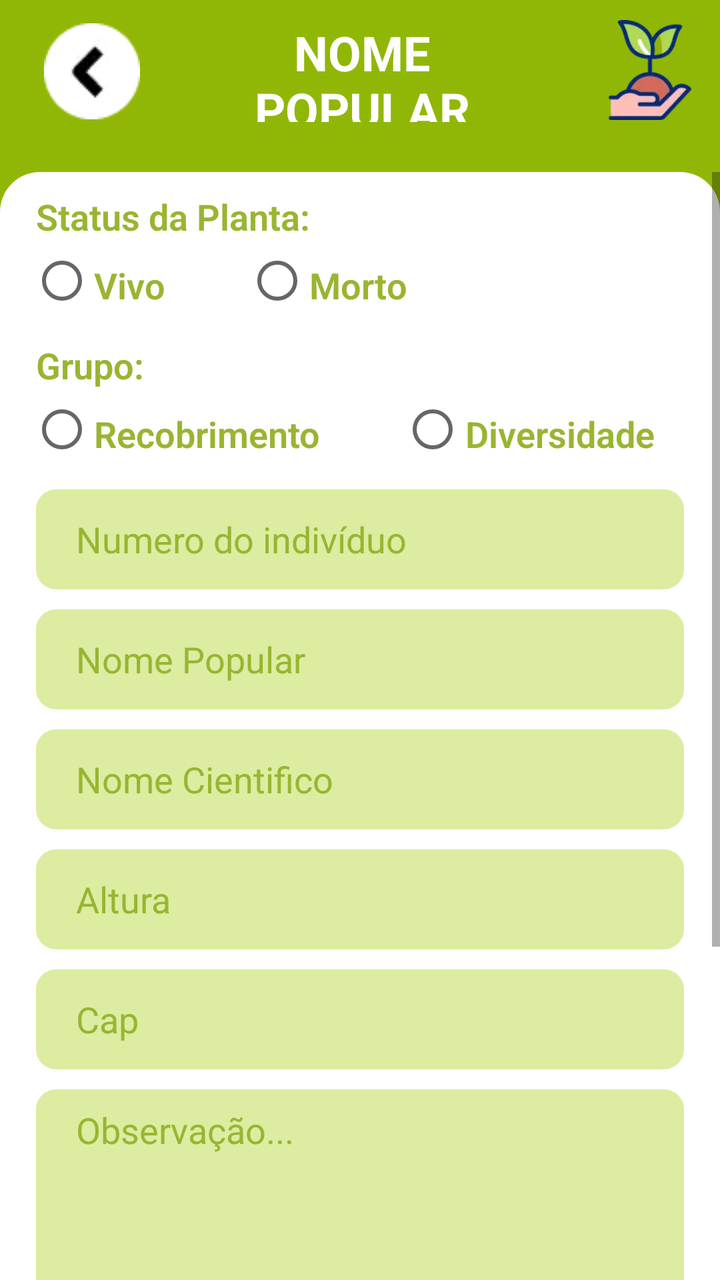
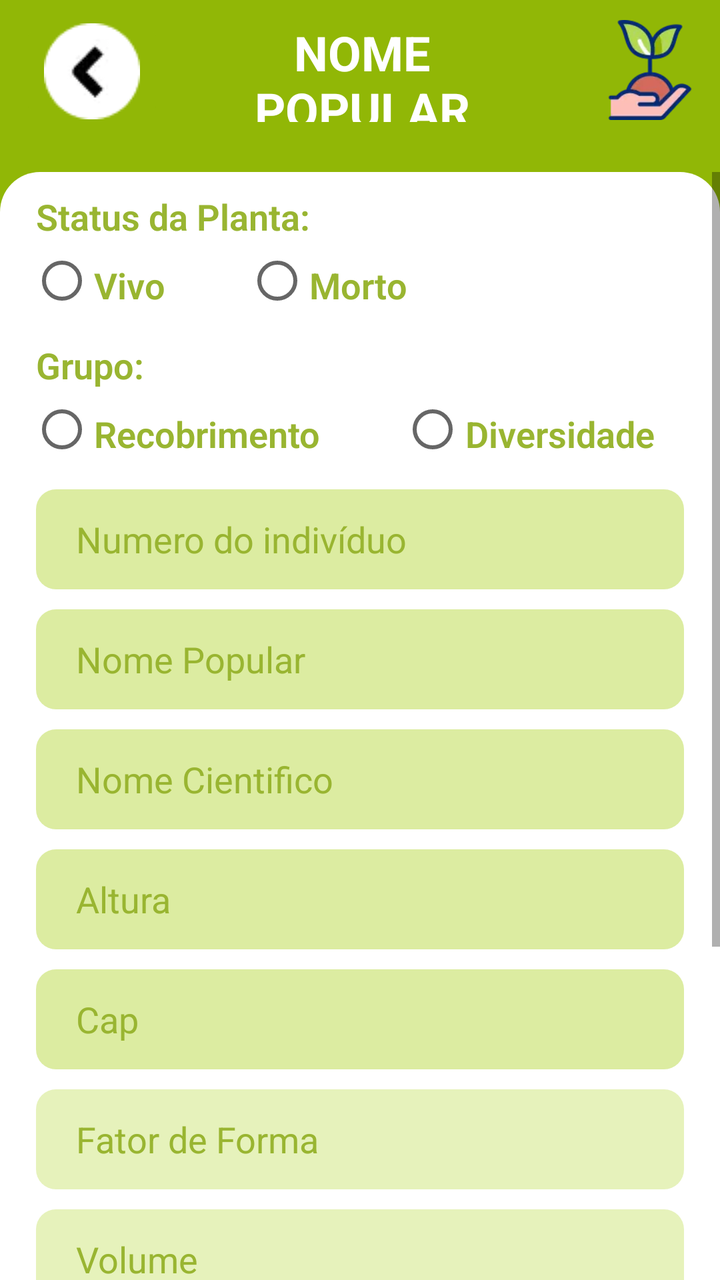

An Android layout rendered at two revisions. The XML below is the earlier revision; the diff shows what the commit changed to produce the second picture.
<!-- AndroidManifest.xml: application theme Theme.AnalyTree_Plus -->
<!-- res/layout/activity_view_seedling.xml -->
<?xml version="1.0" encoding="utf-8"?>
<LinearLayout xmlns:android="http://schemas.android.com/apk/res/android"
    xmlns:app="http://schemas.android.com/apk/res-auto"
    xmlns:tools="http://schemas.android.com/tools"
    android:id="@+id/main"
    android:layout_width="match_parent"
    android:layout_height="match_parent"
    android:background="@color/green_700"
    android:orientation="vertical"
    tools:context=".view.MainActivity">

    <LinearLayout
        android:layout_width="match_parent"
        android:layout_height="wrap_content"
        android:layout_gravity="center"
        android:orientation="horizontal">


        <ImageButton
            android:id="@+id/btnBackScreenSeedlingView"
            android:layout_width="72dp"
            android:layout_height="match_parent"
            android:backgroundTint="@color/green_700"
            android:layout_marginRight="10dp"
            android:layout_marginLeft="10dp"
            android:layout_marginTop="10dp"
            app:srcCompat="@drawable/back_button_icon" />

        <TextView
            android:id="@+id/txtTitleMainView"
            android:layout_width="match_parent"
            android:layout_height="51dp"
            android:layout_marginTop="10dp"
            android:layout_marginRight="20dp"
            android:layout_weight="1"
            android:gravity="center"
            android:maxLength="13"
            android:text="NOME POPULAR"
            android:textColor="@color/white"
            android:textFontWeight="700"
            android:textSize="24dp" />

        <ImageView
            android:id="@+id/imgIconViewParcelaView"
            android:layout_width="50dp"
            android:layout_height="50dp"
            android:layout_marginRight="10dp"
            android:layout_marginLeft="10dp"
            android:layout_marginTop="10dp"
            android:src="@drawable/seedling_icon" />

    </LinearLayout>


    <LinearLayout
        android:layout_width="match_parent"
        android:layout_height="match_parent"
        android:orientation="vertical"
        android:background="@drawable/shape_container_itens"
        android:layout_marginTop="25dp"
        >

        <ScrollView
            android:layout_width="match_parent"
            android:layout_height="match_parent"
            >
            <LinearLayout
                android:layout_width="match_parent"
                android:layout_height="match_parent"
                android:orientation="vertical">

                <TextView
                    android:id="@+id/textStatusSeedlingView"
                    android:layout_width="match_parent"
                    android:layout_height="wrap_content"
                    android:layout_marginLeft="18dp"
                    android:layout_marginTop="10dp"
                    android:layout_marginBottom="10dp"
                    android:layout_marginRight="18dp"
                    android:textFontWeight="600"
                    android:textSize="18dp"
                    android:textColor="#99B531"
                    android:text="Status da Planta:" />

                <RadioGroup
                    android:id="@+id/radioStatusSeedlingsView"
                    android:layout_width="match_parent"
                    android:layout_height="wrap_content"
                    android:orientation="horizontal"
                    android:layout_marginBottom="10dp">

                    <RadioButton
                        android:id="@+id/checkboxStatusLifeView"
                        android:layout_width="wrap_content"
                        android:layout_height="20dp"
                        android:textFontWeight="600"
                        android:layout_marginLeft="15dp"
                        android:textSize="18dp"
                        android:textColor="#99B531"
                        android:text="Vivo"
                        android:tag="Vivo"/>

                    <RadioButton
                        android:id="@+id/checkboxStatusDeathView"
                        android:layout_width="wrap_content"
                        android:layout_height="20dp"
                        android:layout_marginLeft="40dp"
                        android:gravity="center"
                        android:text="Morto"
                        android:textColor="#99B531"
                        android:textFontWeight="600"
                        android:textSize="18dp"
                        android:tag="Morto"/>

                </RadioGroup>

                <TextView
                    android:id="@+id/textGroupSeedlingView"
                    android:layout_width="match_parent"
                    android:layout_height="wrap_content"
                    android:layout_marginLeft="18dp"
                    android:layout_marginTop="10dp"
                    android:layout_marginBottom="10dp"
                    android:layout_marginRight="18dp"
                    android:textFontWeight="600"
                    android:textSize="18dp"
                    android:textColor="#99B531"
                    android:text="Grupo:"/>

                <RadioGroup
                    android:id="@+id/radioGroupSeedlingsView"
                    android:layout_width="match_parent"
                    android:layout_height="wrap_content"
                    android:orientation="horizontal"
                    android:layout_marginBottom="10dp">

                    <RadioButton
                        android:id="@+id/checkboxGroupRecobrView"
                        android:layout_width="wrap_content"
                        android:layout_height="20dp"
                        android:textFontWeight="600"
                        android:layout_marginLeft="15dp"
                        android:textSize="18dp"
                        android:textColor="#99B531"
                        android:text="Recobrimento"
                        android:tag="Recobrimento"/>

                    <RadioButton
                        android:id="@+id/checkboxGroupDiversityView"
                        android:layout_width="wrap_content"
                        android:layout_height="20dp"
                        android:layout_marginLeft="40dp"
                        android:gravity="center"
                        android:text="Diversidade"
                        android:textColor="#99B531"
                        android:textFontWeight="600"
                        android:textSize="18dp"
                        android:tag="Diversidade"/>

                </RadioGroup>
                <LinearLayout
                    android:layout_width="match_parent"
                    android:layout_height="524dp"
                    android:orientation="vertical">


                    <EditText
                        android:id="@+id/inputIndividualNumberView"
                        android:layout_width="match_parent"
                        android:layout_height="50dp"
                        android:layout_marginLeft="18dp"
                        android:layout_marginTop="10dp"
                        android:layout_marginRight="18dp"
                        android:background="@drawable/button_layout"
                        android:backgroundTint="@color/light_green"
                        android:ems="10"
                        android:hint="Numero do indivíduo"
                        android:inputType="number"
                        android:paddingLeft="20dp"
                        android:textColorHint="@color/green_dark" />

                    <EditText
                        android:id="@+id/inputPopularNameView"
                        android:layout_width="match_parent"
                        android:layout_height="50dp"
                        android:layout_marginLeft="18dp"
                        android:layout_marginTop="10dp"
                        android:layout_marginRight="18dp"
                        android:background="@drawable/button_layout"
                        android:backgroundTint="@color/light_green"
                        android:ems="10"
                        android:hint="Nome Popular"
                        android:inputType="text"
                        android:paddingLeft="20dp"
                        android:textColorHint="@color/green_dark" />

                    <EditText
                        android:id="@+id/inputCientificNameView"
                        android:layout_width="match_parent"
                        android:layout_height="50dp"
                        android:layout_marginLeft="18dp"
                        android:layout_marginTop="10dp"
                        android:layout_marginRight="18dp"
                        android:background="@drawable/button_layout"
                        android:backgroundTint="@color/light_green"
                        android:ems="10"
                        android:hint="Nome Cientifico"
                        android:inputType="text"
                        android:paddingLeft="20dp"
                        android:textColorHint="@color/green_dark"/>

                    <EditText
                        android:id="@+id/inputHeightSeedlingView"
                        android:layout_width="match_parent"
                        android:layout_height="50dp"
                        android:layout_marginLeft="18dp"
                        android:layout_marginTop="10dp"
                        android:layout_marginRight="18dp"
                        android:background="@drawable/button_layout"
                        android:backgroundTint="@color/light_green"
                        android:ems="10"
                        android:hint="Altura"
                        android:inputType="text"
                        android:paddingLeft="20dp"
                        android:textColorHint="@color/green_dark" />

                    <EditText
                        android:id="@+id/inputCAPSeedlingView"
                        android:layout_width="match_parent"
                        android:layout_height="50dp"
                        android:layout_marginLeft="18dp"
                        android:layout_marginTop="10dp"
                        android:layout_marginRight="18dp"
                        android:background="@drawable/button_layout"
                        android:backgroundTint="@color/light_green"
                        android:ems="10"
                        android:hint="Cap"
                        android:inputType="text"
                        android:paddingLeft="20dp"
                        android:textColorHint="@color/green_dark"/>


                    <EditText
                        android:id="@+id/inputObservationSeedlingView"
                        android:layout_width="match_parent"
                        android:layout_height="150dp"
                        android:layout_marginLeft="18dp"
                        android:layout_marginTop="10dp"
                        android:layout_marginRight="18dp"
                        android:background="@drawable/button_layout"
                        android:backgroundTint="@color/light_green"
                        android:ems="10"
                        android:gravity="start"
                        android:hint="Observação..."
                        android:inputType="textMultiLine"
                        android:paddingLeft="20dp"
                        android:textColorHint="@color/green_dark" />


                </LinearLayout>

                <LinearLayout
                    android:layout_width="match_parent"
                    android:layout_height="60dp"
                    android:gravity="center"
                    android:orientation="vertical">

                    <Button
                        android:id="@+id/btnSaveAltSeedlingView"
                        android:layout_width="260dp"
                        android:layout_height="45dp"
                        android:background="@drawable/button_layout"
                        android:backgroundTint="@color/brown_700"
                        android:drawableLeft="@drawable/save_icon"
                        android:drawablePadding="8dp"
                        android:gravity="center_vertical"
                        android:paddingLeft="70dp"
                        android:paddingBottom="20px"
                        android:text="SALVAR"
                        android:textColor="@color/light_brown"
                        android:textFontWeight="500"
                        android:textSize="18dp" />

                </LinearLayout>

                <LinearLayout
                    android:layout_width="match_parent"
                    android:layout_height="60dp"
                    android:gravity="center"
                    android:orientation="vertical">


                    <Button
                        android:id="@+id/btnDeleteSeedlingView"
                        android:layout_width="260dp"
                        android:layout_height="45dp"
                        android:background="@drawable/button_layout"
                        android:backgroundTint="@color/brown_700"
                        android:drawableLeft="@drawable/trash_icon"
                        android:drawablePadding="8dp"
                        android:gravity="center_vertical"
                        android:paddingLeft="70dp"
                        android:paddingBottom="20px"
                        android:text="EXCLUIR"
                        android:textColor="@color/light_brown"
                        android:textFontWeight="500"
                        android:textSize="18dp"  />
                </LinearLayout>

            </LinearLayout>

        </ScrollView>
    </LinearLayout>


    <androidx.recyclerview.widget.RecyclerView
        android:layout_width="match_parent"
        android:layout_height="match_parent">


    </androidx.recyclerview.widget.RecyclerView>


</LinearLayout>
<!-- resources referenced by this layout -->
<resources>
  <color name="brown_700">#B55348</color>
  <color name="green_700">#91B706</color>
  <color name="green_dark">#99B531</color>
  <color name="light_brown">#EEB9B3</color>
  <color name="light_green">#DCECA1</color>
  <color name="white">#FFFFFFFF</color>
  <!-- drawable back_button_icon: webp bitmap (drawable, 512 bytes) -->
  <!-- drawable button_layout (drawable) -->
  <?xml version="1.0" encoding="utf-8"?>
  <shape xmlns:android="http://schemas.android.com/apk/res/android">
      <corners android:radius="10dp"/>
      <solid android:color="@color/brown_700"/>
      <padding
          android:left="8dp"
          android:top="8dp"
          android:right="8dp"
          android:bottom="8dp"/>
  
  </shape>
  <!-- drawable save_icon: webp bitmap (drawable, 298 bytes) -->
  <!-- drawable seedling_icon: webp bitmap (drawable, 2772 bytes) -->
  <!-- drawable shape_container_itens (drawable) -->
  <?xml version="1.0" encoding="utf-8"?>
  <shape xmlns:android="http://schemas.android.com/apk/res/android">
  <solid android:color="@color/white" />
      <corners
          android:topRightRadius="20dp"
          android:topLeftRadius="20dp"
          />
  </shape>
  <!-- drawable trash_icon: webp bitmap (drawable, 272 bytes) -->
  <style name="Theme.AnalyTree_Plus" parent="Base.Theme.AnalyTree_Plus" />
  <style name="Base.Theme.AnalyTree_Plus" parent="Theme.AppCompat.Light.NoActionBar">
          
          
          <item name="fontFamily">sans-serif</item>
  
      </style>
</resources>

<!-- the commit's change to res/layout/activity_view_seedling.xml (unified diff, before → after) -->
@@ -239,6 +239,39 @@
                         android:paddingLeft="20dp"
                         android:textColorHint="@color/green_dark"/>
 
+                    <EditText
+                        android:id="@+id/inputFormFactorPortionView"
+                        android:layout_width="match_parent"
+                        android:layout_height="50dp"
+                        android:layout_marginLeft="18dp"
+                        android:layout_marginTop="10dp"
+                        android:layout_marginRight="18dp"
+                        android:background="@drawable/button_layout"
+                        android:backgroundTint="#E6F2BB"
+                        android:ems="10"
+                        android:enabled="false"
+                        android:hint="Fator de Forma"
+                        android:inputType="text"
+                        android:paddingLeft="20dp"
+                        android:textColorHint="@color/green_dark"/>
+
+                    <EditText
+                        android:id="@+id/inputVolumCalcView"
+                        android:layout_width="match_parent"
+                        android:layout_height="50dp"
+                        android:layout_marginLeft="18dp"
+                        android:layout_marginTop="10dp"
+                        android:layout_marginRight="18dp"
+                        android:background="@drawable/button_layout"
+                        android:backgroundTint="#E6F2BB"
+                        android:ems="10"
+                        android:enabled="false"
+                        android:hint="Volume"
+                        android:inputType="text"
+                        android:paddingLeft="20dp"
+                        android:textColorHint="@color/green_dark"/>
+
+
 
                     <EditText
                         android:id="@+id/inputObservationSeedlingView"
